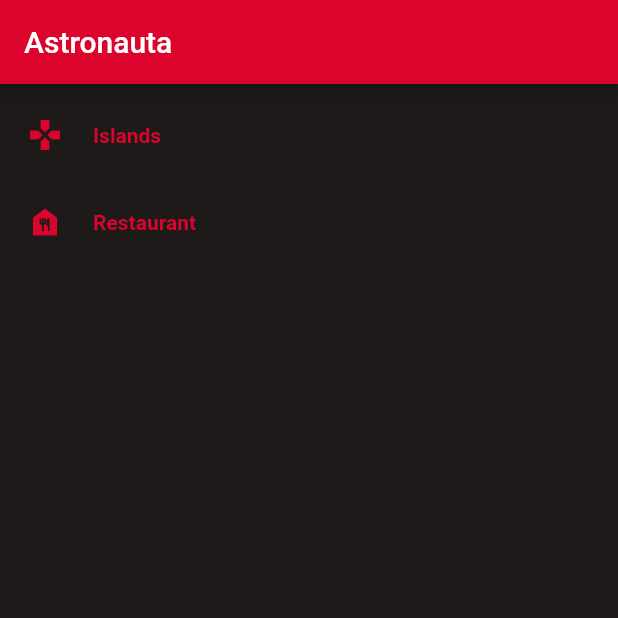
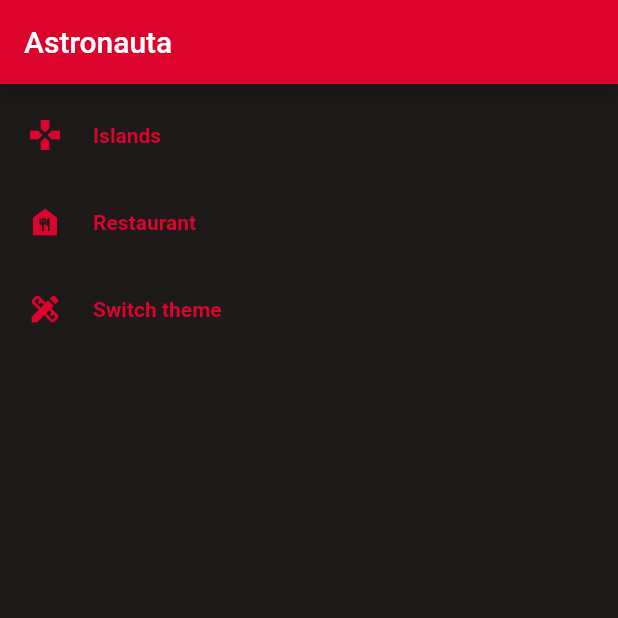
Before and after one commit to jahodogit/astronauta, a Flutter app: the screen it shows after launch, on a phone screen of 412 x 824 dp, the top half of it. Run offline on Flutter 3.47's test engine with Material 2 defaults, Android fonts, the phone set to English and light mode, and no system bars.

Commit message:
Switch theme implentation

```diff
--- a/lib/home/ui/home.dart
+++ b/lib/home/ui/home.dart
@@ -1,5 +1,5 @@
 import 'package:astronauta/home/ui/menu.dart';
-import 'package:astronauta/theme/theme.dart';
+import 'package:astronauta/themes/astronauta_theme.dart';
 import 'package:flutter/material.dart';
 
 class HomePage extends StatelessWidget {
--- a/lib/home/ui/menu.dart
+++ b/lib/home/ui/menu.dart
@@ -1,4 +1,6 @@
+import 'package:astronauta/themes/provider/theme_provider.dart';
 import 'package:flutter/material.dart';
+import 'package:provider/provider.dart';
 
 class MenuComponent extends StatefulWidget {
   const MenuComponent({Key? key}) : super(key: key);
@@ -10,6 +12,7 @@ class MenuComponent extends StatefulWidget {
 class _MenuComponentState extends State<MenuComponent> {
   @override
   Widget build(BuildContext context) {
+    ThemeProvider themeProvider = Provider.of(context, listen: false);
     return Padding(
       padding: const EdgeInsets.all(10.0),
       child: Column(
@@ -39,6 +42,19 @@ class _MenuComponentState extends State<MenuComponent> {
                   ),
                 ],
               )),
+          const SizedBox(height: 10),
+          TextButton(
+              onPressed: () => themeProvider.switchTheme(),
+              child: Row(
+                children: const [
+                  Icon(Icons.design_services),
+                  SizedBox(width: 20),
+                  Text(
+                    "Switch theme",
+                    style: TextStyle(fontWeight: FontWeight.bold),
+                  ),
+                ],
+              )),
         ],
       ),
     );
--- a/lib/island_module/provider/island_provider.dart
+++ b/lib/island_module/provider/island_provider.dart
@@ -14,11 +14,11 @@ class IslandProvider extends ChangeNotifier {
   void builMatrix(int col, int row) {
     rows = row;
     columns = col;
-    //First generate rows list
+    //First, generate rows list
     world = List.generate(row, (rowsIndex) {
-      //Second generate columns lists
+      //Second, generate columns lists
       return List<Spot>.generate(col, (colsIndex) {
-        //Tird construct a spot for each column
+        //Tird, construct a spot for each column
         var spot = Spot(xPosition: rowsIndex, yPosition: colsIndex);
         return spot;
       }, growable: true);
--- a/lib/island_module/ui/island_table.dart
+++ b/lib/island_module/ui/island_table.dart
@@ -1,5 +1,5 @@
 import 'package:astronauta/island_module/provider/island_provider.dart';
-import 'package:astronauta/theme/theme.dart';
+import 'package:astronauta/themes/astronauta_theme.dart';
 import 'package:flutter/material.dart';
 import 'package:provider/provider.dart';
 
--- a/lib/main.dart
+++ b/lib/main.dart
@@ -1,8 +1,10 @@
 import 'package:astronauta/island_module/provider/island_provider.dart';
+import 'package:astronauta/themes/provider/theme_provider.dart';
+import 'package:astronauta/themes/restaurant_theme.dart';
 import 'package:provider/provider.dart';
 
 import 'package:astronauta/route.dart';
-import 'package:astronauta/theme/theme.dart';
+import 'package:astronauta/themes/astronauta_theme.dart';
 import 'package:flutter/material.dart';
 import 'package:astronauta/home/ui/home.dart';
 
@@ -17,14 +19,19 @@ class MyApp extends StatelessWidget {
   Widget build(BuildContext context) {
     return MultiProvider(
       providers: [
+        ChangeNotifierProvider(create: (_) => ThemeProvider()),
         ChangeNotifierProvider(create: (_) => IslandProvider()),
       ],
-      child: MaterialApp(
-        debugShowCheckedModeBanner: false,
-        title: "Astronauta",
-        theme: AstronautaTheme.generarTheme(),
-        home: const HomePage(),
-        routes: buildAppRoutes(),
+      child: Consumer<ThemeProvider>(
+        builder: ((context, ThemeProvider themeProvider, child) {
+          return MaterialApp(
+            debugShowCheckedModeBanner: false,
+            title: "Astronauta",
+            theme: themeProvider.isRestaurant ? RestaurantTheme.generarTheme() : AstronautaTheme.generarTheme(),
+            home: const HomePage(),
+            routes: buildAppRoutes(),
+          );
+        }),
       ),
     );
   }
--- /dev/null
+++ b/lib/themes/provider/theme_provider.dart
@@ -0,0 +1,14 @@
+import 'package:flutter/foundation.dart';
+
+class ThemeProvider extends ChangeNotifier {
+  late bool isRestaurant;
+
+  ThemeProvider() {
+    isRestaurant = false;
+  }
+
+  switchTheme() {
+    isRestaurant = !isRestaurant;
+    notifyListeners();
+  }
+}
```
Also changed, not shown: lib/themes/restaurant_theme.dart (added, +38 -0 lines), lib/themes/astronauta_theme.dart (renamed from lib/theme/theme.dart).
